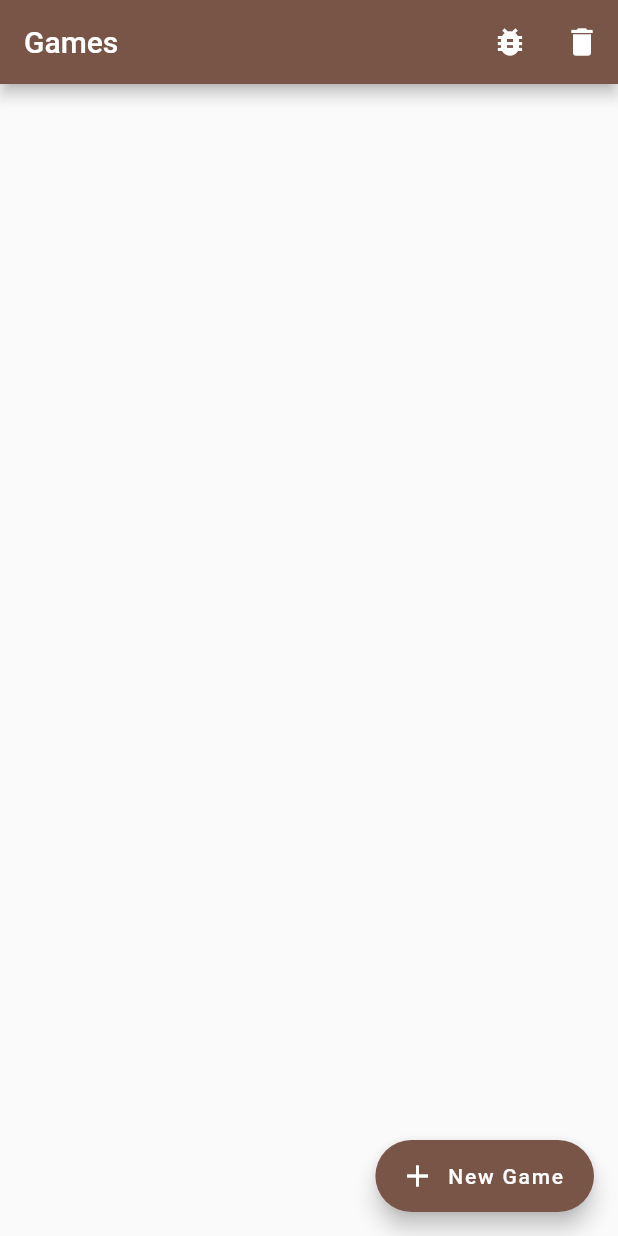
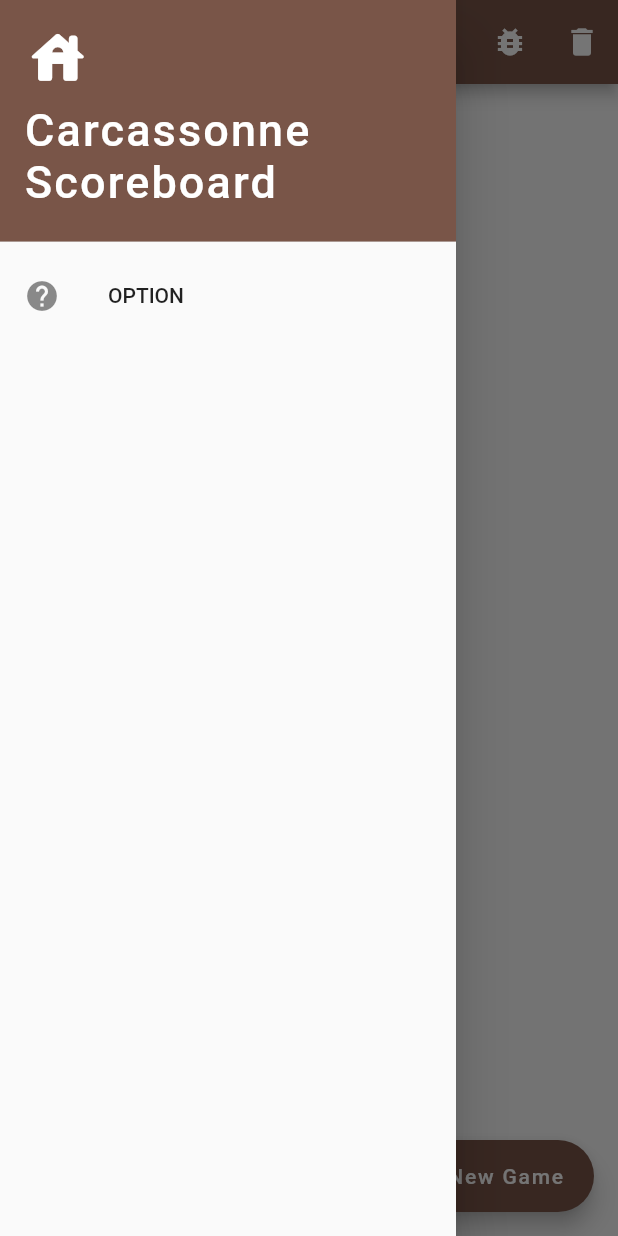
Before and after one commit to rijkdw/carcassonne-score-app, a Flutter app: the screen it shows after launch, with the side drawer open (before the commit the screen has no drawer), on a phone screen of 412 x 824 dp. Run offline on Flutter 3.47's test engine with Material 2 defaults, Android fonts, the phone set to English and light mode, and no system bars; our stand-ins replace implicitly_animated_reorderable_list, shared_preferences.

Commit message:
Working towards a Drawer

```diff
--- a/lib/screens/game_screen.dart
+++ b/lib/screens/game_screen.dart
@@ -8,6 +8,7 @@ import 'package:carcassonne_score_app/screens/score_explanation_screen.dart';
 import 'package:carcassonne_score_app/widgets/list_tiles/player_list_tile.dart';
 import 'package:carcassonne_score_app/widgets/list_views/players_list_view.dart';
 import 'package:carcassonne_score_app/widgets/list_views/score_entry_list_view.dart';
+import 'package:carcassonne_score_app/widgets/my_drawer.dart';
 import 'package:flutter/material.dart';
 import 'package:provider/provider.dart';
 
@@ -71,7 +72,9 @@ class _GameScreenState extends State<GameScreen> {
               Expanded(
                 child: ScoreEntryListView(
                   scoreEntries: game.getScoreEntriesBenefitting(selectedPlayerNames),
-                  textWhenEmpty: selectedPlayerNames.isEmpty ? 'No text to show\nTry selecting some players' : 'No text to show',
+                  textWhenEmpty: selectedPlayerNames.isEmpty
+                      ? 'No scored structures to show :(\nTry selecting some players'
+                      : 'No scored structures to show :(\nTry adding some scores for the selected players',
                 ),
               ),
             ],
--- a/lib/screens/games_list_screen.dart
+++ b/lib/screens/games_list_screen.dart
@@ -7,6 +7,7 @@ import 'package:carcassonne_score_app/objects/score_entries/flat_score_entry.dar
 import 'package:carcassonne_score_app/objects/score_entries/road_score_entry.dart';
 import 'package:carcassonne_score_app/screens/new_game_screen.dart';
 import 'package:carcassonne_score_app/widgets/list_views/games_list_view.dart';
+import 'package:carcassonne_score_app/widgets/my_drawer.dart';
 import 'package:flutter/material.dart';
 import 'package:provider/provider.dart';
 
@@ -64,6 +65,8 @@ class GamesListScreen extends StatelessWidget {
           )
         ],
       ),
+      drawer: MyDrawer(),
+      drawerEdgeDragWidth: double.infinity,
       body: GamesListView(),
       floatingActionButton: FloatingActionButton.extended(
         label: Text('New Game'),
--- a/lib/screens/new_game_screen.dart
+++ b/lib/screens/new_game_screen.dart
@@ -132,13 +132,14 @@ class _NewGameScreenState extends State<NewGameScreen> {
                       mainAxisSize: MainAxisSize.min,
                       mainAxisAlignment: MainAxisAlignment.spaceBetween,
                       children: [
+                        SizedBox(width: 10),
                         CircleAvatar(
                           // if no player yet, dull the CircleAvatar
                           backgroundColor: playerNameTextEditingControllers[index].text.isEmpty
                               ? colour_utils.fromTextDull(colours[index])
                               : colour_utils.fromText(colours[index]),
                         ),
-                        SizedBox(width: 20),
+                        SizedBox(width: 15),
                         Expanded(
                           child: TextFormField(
                             decoration: playerNameFieldDecoration,
--- /dev/null
+++ b/lib/widgets/my_drawer.dart
@@ -0,0 +1,60 @@
+import 'package:flutter/material.dart';
+import 'package:flutter/widgets.dart';
+
+class MyDrawer extends StatelessWidget {
+  @override
+  Widget build(BuildContext context) {
+    return Drawer(
+      child: SingleChildScrollView(
+        child: Column(
+          children: [
+            DrawerHeader(
+              decoration: BoxDecoration(
+                color: Colors.brown,
+              ),
+              child: Container(
+                width: double.infinity,
+                child: Column(
+                  crossAxisAlignment: CrossAxisAlignment.start,
+                  children: [
+                    Icon(
+                      Icons.house_rounded,
+                      color: Colors.white,
+                      size: 45,
+                    ),
+                    SizedBox(height: 8),
+                    Text(
+                      'Carcassonne Scoreboard',
+                      style: TextStyle(color: Colors.white, fontSize: 30, letterSpacing: 1.4),
+                    ),
+                  ],
+                ),
+              ),
+            ),
+            // an option
+            _DrawerItemListTile(
+              onPressed: () {},
+            )
+          ],
+        ),
+      ),
+    );
+  }
+}
+
+class _DrawerItemListTile extends StatelessWidget {
+  String text;
+  IconData iconData;
+  VoidCallback onPressed;
+
+  _DrawerItemListTile({this.text="OPTION", this.iconData=Icons.help, this.onPressed});
+
+  @override
+  Widget build(BuildContext context) {
+    return ListTile(
+      onTap: onPressed ?? () {},
+      title: Text(text),
+      leading: Icon(iconData),
+    );
+  }
+}
```
